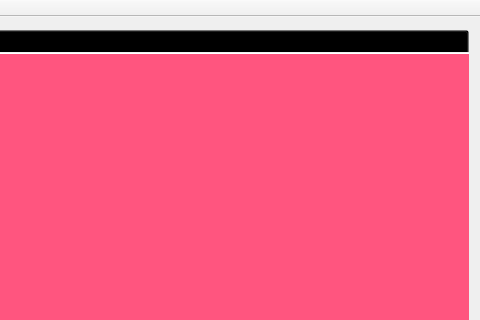
Before: the Qt Designer form tabwidget_demo/mainwindow.ui in ciyeer/QTabWidget, drawn with Qt 5; both pictures show x 118 to 598 and y 0 to 320 of the 598 by 564 pixel window.
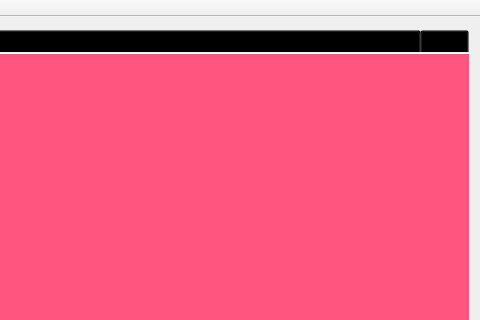
After: the same form once the commit is applied. The open tabs and pages were chosen to show the change. Custom widgets are drawn as their Qt base class.

Commit message: 增加对tab scroll button demo绘制

Patch:
```diff
--- a/tabwidget_demo/mainwindow.ui
+++ b/tabwidget_demo/mainwindow.ui
@@ -26,11 +26,14 @@
       <property name="elideMode">
        <enum>Qt::ElideRight</enum>
       </property>
+      <property name="usesScrollButtons">
+       <bool>true</bool>
+      </property>
       <property name="documentMode">
        <bool>true</bool>
       </property>
       <property name="movable">
-       <bool>true</bool>
+       <bool>false</bool>
       </property>
       <property name="tabBarAutoHide">
        <bool>false</bool>
@@ -51,6 +54,11 @@
         <string>项目二项目二项目二项目二项目二项目二项目二项目二项目二项目二项目二项目二项目二项目二项目二项目二项目二项目二项目二项目二项目二项目二项目二项目二项目二项目二项目二项目二项目二项目二项目二项目二</string>
        </attribute>
       </widget>
+      <widget class="QWidget" name="tab">
+       <attribute name="title">
+        <string>Page</string>
+       </attribute>
+      </widget>
      </widget>
     </item>
    </layout>
```
Left out of the diff: 4 changed lines with no effect on the pictures. The commit also changes 4 other files.
